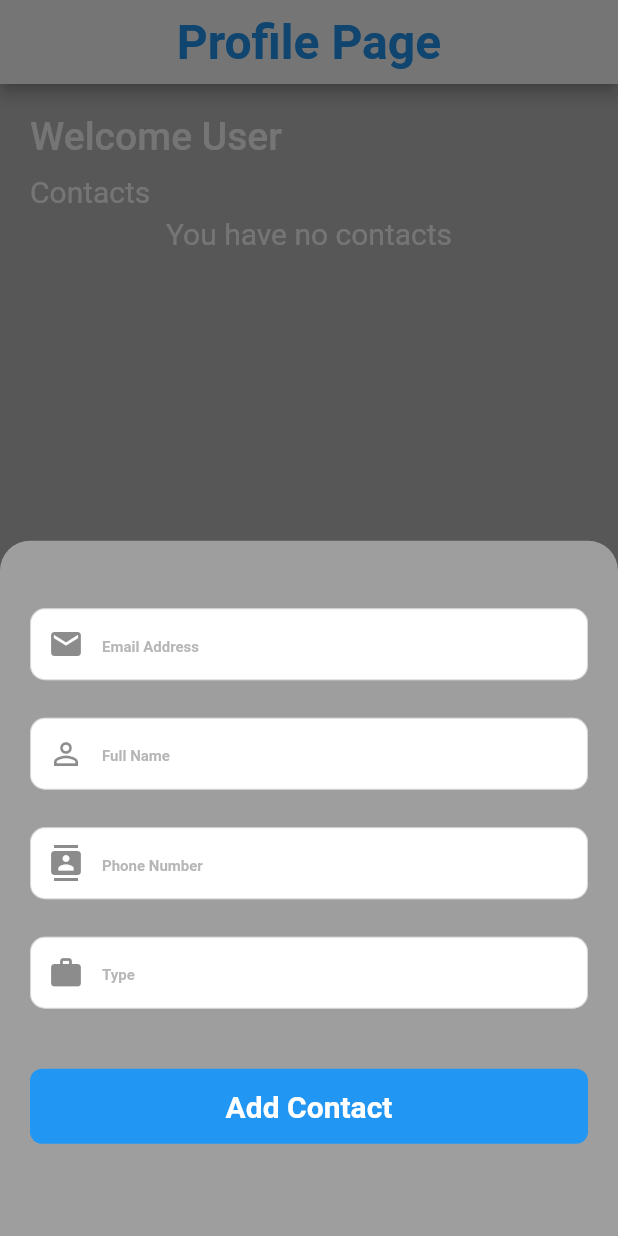
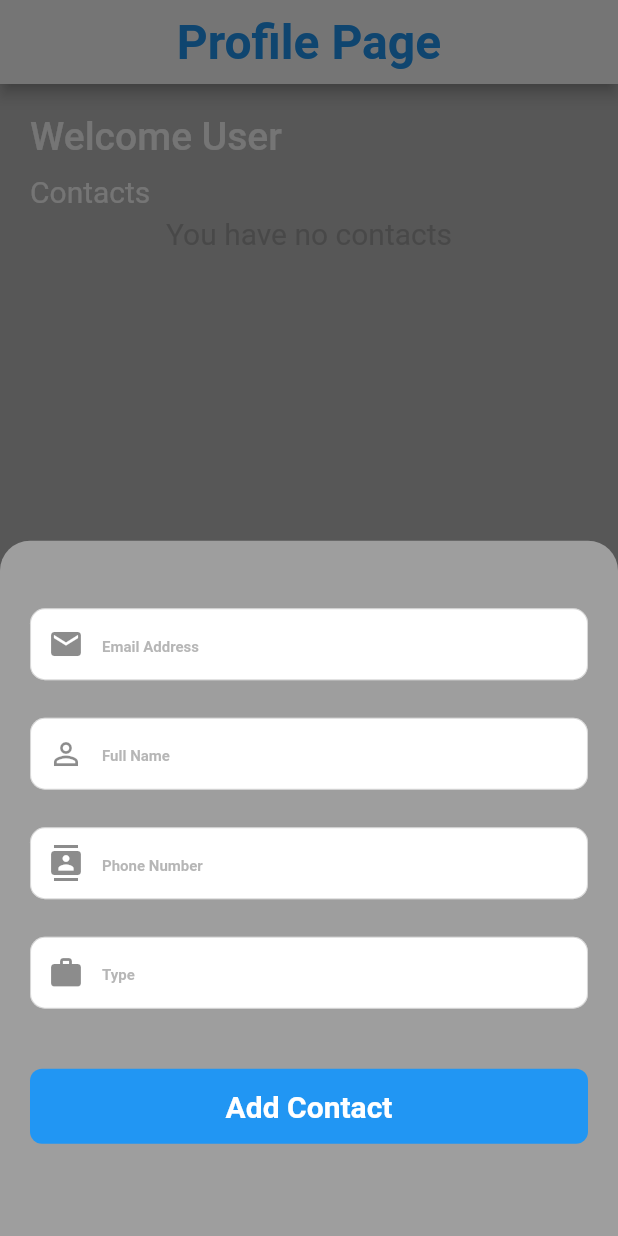
Before and after one commit to sholarrh/technical_test, a Flutter app: the ProfilePage screen opened directly, after a tap on the "add" icon, on a phone screen of 412 x 824 dp. Run offline on Flutter 3.47's test engine with Material 2 defaults, Android fonts, the phone set to English and light mode, and no system bars; our stand-ins replace shared_preferences; accounts and stored records are empty; network calls fail.

Commit message:
minor changes

```diff
--- a/lib/screens/all_contacts.dart
+++ b/lib/screens/all_contacts.dart
@@ -41,7 +41,7 @@ class _AllContactsState extends State<AllContacts> {
             builder: (context, snapshot) {
               if (snapshot.connectionState == ConnectionState.waiting) {
                 return SizedBox(
-                  height: MediaQuery.of(context).size.height * 0.5,
+                  height: MediaQuery.of(context).size.height,
                   child: Center(
                     child: SizedBox(
                       height: 50,
@@ -65,6 +65,7 @@ class _AllContactsState extends State<AllContacts> {
                         },
                         child: ListView.builder(
                           shrinkWrap: true,
+                          physics: NeverScrollableScrollPhysics(),
                           // reverse: true,
                           itemCount: data.contactList.length,
                           itemBuilder: (context, index) {
@@ -82,11 +83,17 @@ class _AllContactsState extends State<AllContacts> {
                         ),
                       )
                 : Center(
-                  child: MyText(
-                    'You have no contacts',
-                    color: white,
-                    fontSize: 20,
-                    fontWeight: FontWeight.w400,
+                  child: Column(
+                    mainAxisAlignment: MainAxisAlignment.center,
+                    crossAxisAlignment: CrossAxisAlignment.center,
+                    children: [
+                      MyText(
+                        'You have no contacts',
+                        color: Colors.grey,
+                        fontSize: 20,
+                        fontWeight: FontWeight.w400,
+                      ),
+                    ],
                   ),
                 ),
                 const SizedBox(
--- a/lib/widgets/add_contact_sheet.dart
+++ b/lib/widgets/add_contact_sheet.dart
@@ -148,7 +148,7 @@ class _AddContactSheetState extends State<AddContactSheet> {
                         )
                       : const Center(
                           child: CircularProgressIndicator(
-                            color: Colors.grey,
+                            color: white,
                           ),
                         ),
                 ),
--- a/lib/widgets/edit_contact_sheet.dart
+++ b/lib/widgets/edit_contact_sheet.dart
@@ -162,7 +162,7 @@ class _EditContactState extends State<EditContact> {
                         )
                       : const Center(
                           child: CircularProgressIndicator(
-                            color: backGround,
+                            color: white,
                           ),
                         ),
                 ),
--- a/pubspec.yaml
+++ b/pubspec.yaml
@@ -50,6 +50,7 @@ dependencies:
 #  firebase_crashlytics: ^3.0.5
 #  share_plus: ^6.3.0
   http: ^0.13.5
+  flutter_slidable: ^2.0.0
 #  dotted_border: ^2.0.0+3
 #  pull_to_refresh_flutter3: ^2.0.1
 #  pattern_formatter: ^2.0.0
```
Also changed, not shown: lib/screens/model/contact_card.dart (+6 -6 lines), pubspec.lock.
